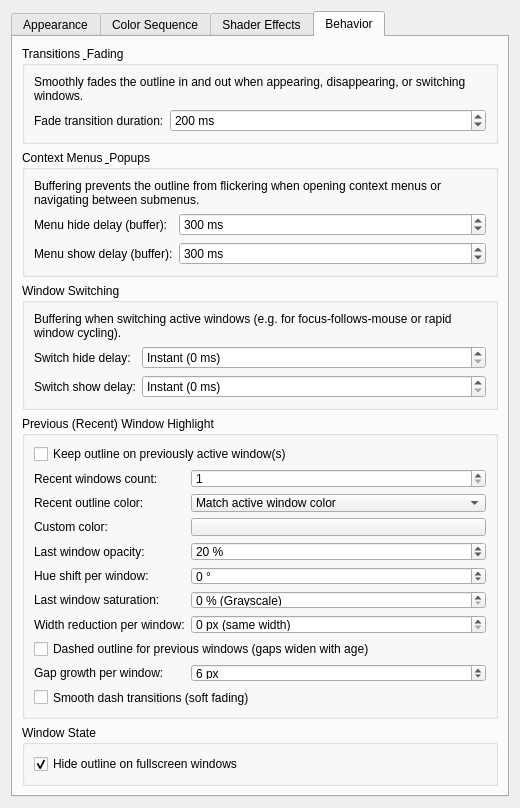
Before: the Qt Designer form activewindowoutline_config.ui in gmalinowski/LeapK, drawn with Qt 5.
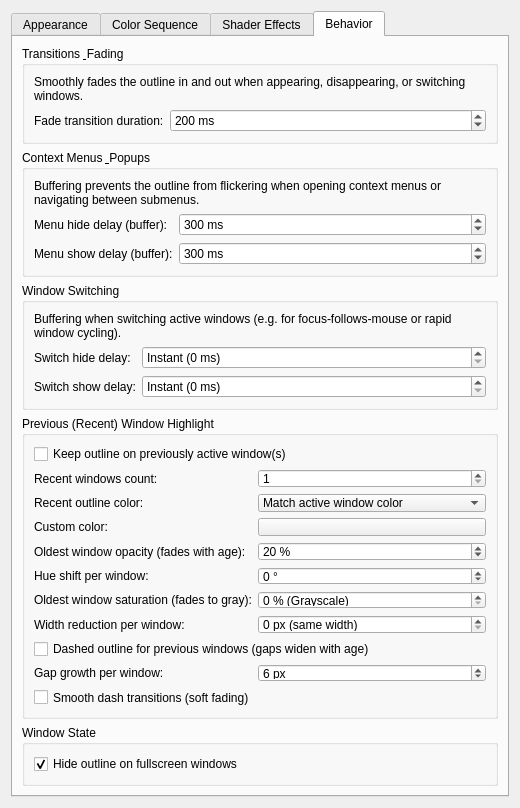
After: the same form once the commit is applied. The open tabs and pages were chosen to show the change. Custom widgets are drawn as their Qt base class.

Commit message: fix(recent): apply gap growth starting from 1st window and clarify age-decay UI labels

The edit to the form file:
```diff
--- a/activewindowoutline_config.ui
+++ b/activewindowoutline_config.ui
@@ -1478,7 +1478,7 @@
           <item row="4" column="0">
            <widget class="QLabel" name="label_recentWindowOpacity">
             <property name="text">
-             <string>Last window opacity:</string>
+             <string>Oldest window opacity (fades with age):</string>
             </property>
             <property name="toolTip">
              <string>Defines the outline opacity of the oldest tracked recent window (e.g. 20%). Recent windows proportionally interpolate between 100% (active window) and this minimum opacity.</string>
@@ -1545,7 +1545,7 @@
           <item row="6" column="0">
            <widget class="QLabel" name="label_recentWindowSaturation">
             <property name="text">
-             <string>Last window saturation:</string>
+             <string>Oldest window saturation (fades to gray):</string>
             </property>
             <property name="toolTip">
              <string>Defines the color saturation of the oldest tracked recent window (0%: fully desaturated / grayscale, 100%: unchanged full color). Older windows proportionally lose saturation towards this value.</string>
```
Left out of the diff: 8 changed lines with no effect on the pictures. The commit also changes 4 other files.
